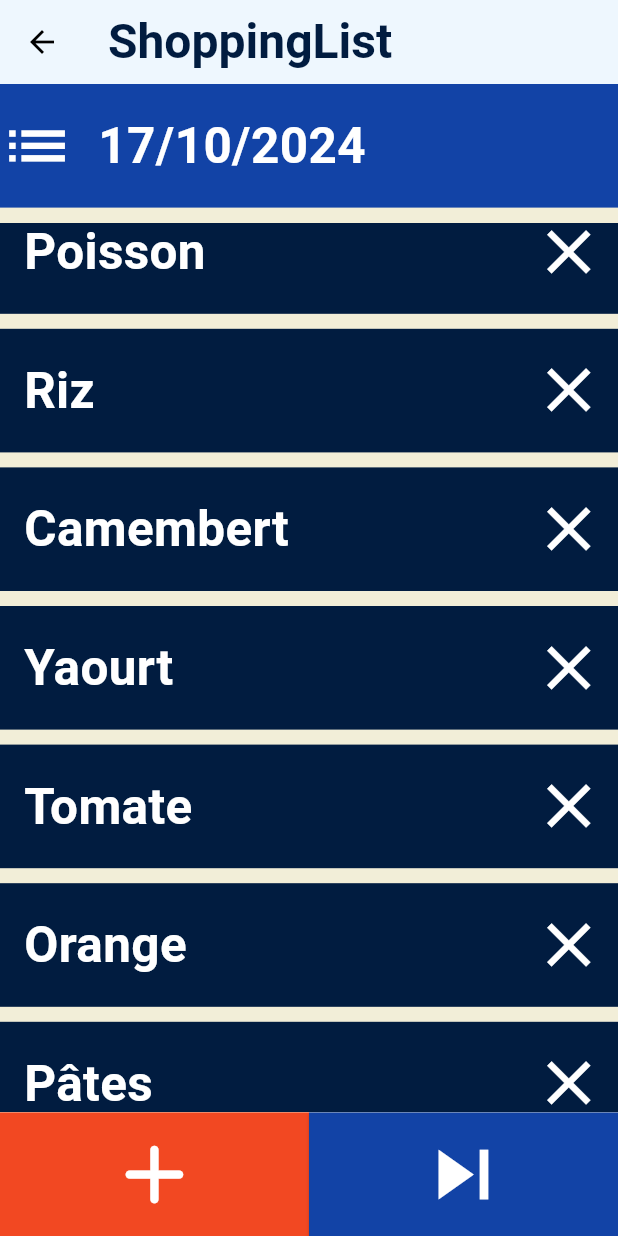
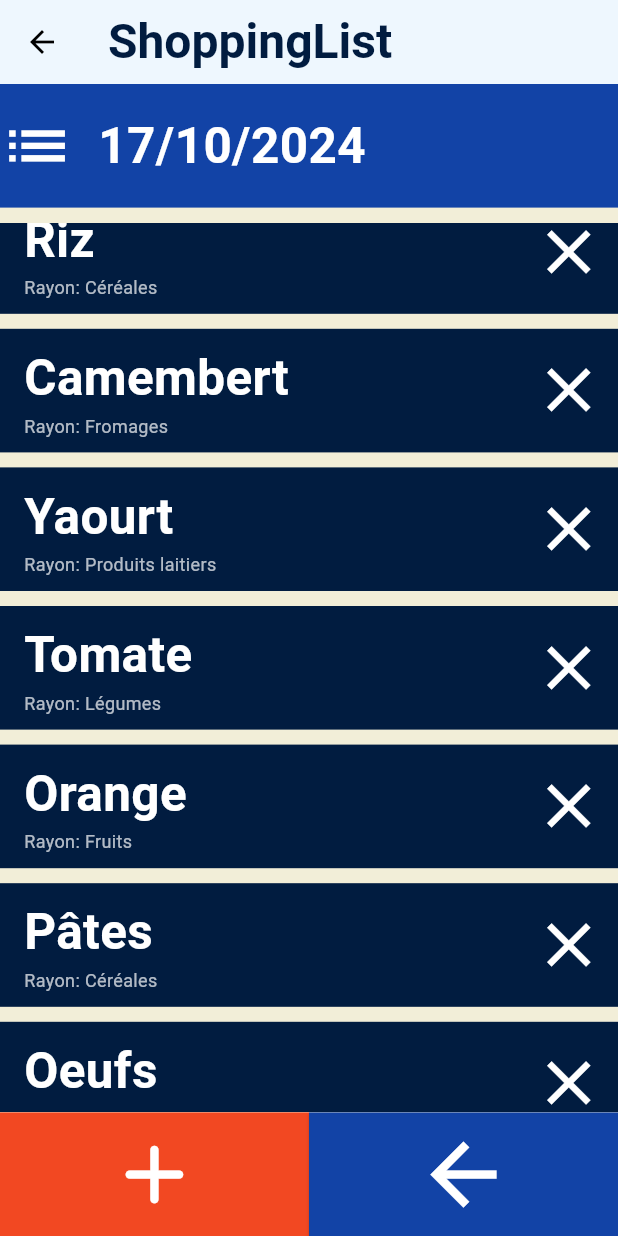
Before and after one commit to MatthieuFranques/ShopForMe, a Flutter app: the ShoppingListPage screen opened directly, scrolled down 576 dp, after a tap on the "close" icon, on a phone screen of 412 x 824 dp. Run offline on Flutter 3.47's test engine with Material 3 defaults, Android fonts, the phone set to English and light mode, and no system bars; our stand-ins replace equatable, flutter_bloc, flutter_tts, hive, hive_flutter; accounts and stored records are empty; network calls fail.

Commit message:
feat(shopping_list): update shopping list structure and validation logic

```diff
--- a/mobile/assets/datas.json
+++ b/mobile/assets/datas.json
@@ -1,6 +1,6 @@
 {
   "id": "1",
-  "name": "Liste de courses",
+  "name": "Carrefour",
   "date": "17/10/2024",
   "products": [
     {
--- a/mobile/lib/blocs/shopping_list_bloc.dart
+++ b/mobile/lib/blocs/shopping_list_bloc.dart
@@ -1,23 +1,13 @@
+// shopping_list_bloc.dart
 import 'dart:convert';
 import 'package:equatable/equatable.dart';
 import 'package:flutter/services.dart';
 import 'package:flutter_bloc/flutter_bloc.dart';
 import 'package:mobile/models/product.dart';
 import 'package:mobile/models/shopping_list.dart';
+import 'package:mobile/models/shop.dart';
 
-Future<ShoppingList> loadShoppingListFromJson() async {
-  try {
-    final jsonString = await rootBundle.loadString('assets/datas.json');
-    final Map<String, dynamic> jsonData = json.decode(jsonString);
-
-    return ShoppingList.fromJson(jsonData);
-  } catch (e) {
-    print('Error loading shopping list: $e');
-    throw Exception('Failed to load shopping list: $e');
-  }
-}
-
-// ShoppingList Event
+// Events
 abstract class ShoppingListEvent extends Equatable {
   @override
   List<Object?> get props => [];
@@ -27,14 +17,23 @@ class LoadShoppingList extends ShoppingListEvent {}
 
 class AddProductToShoppingList extends ShoppingListEvent {
   final Product product;
-
   AddProductToShoppingList(this.product);
 
   @override
   List<Object?> get props => [product];
 }
 
-// ShoppingList State
+class RemoveProductFromList extends ShoppingListEvent {
+  final String productId;
+  RemoveProductFromList(this.productId);
+
+  @override
+  List<Object?> get props => [productId];
+}
+
+class ValidateShoppingList extends ShoppingListEvent {}
+
+// States
 abstract class ShoppingListState extends Equatable {
   @override
   List<Object?> get props => [];
@@ -44,37 +43,109 @@ class ShoppingListLoading extends ShoppingListState {}
 
 class ShoppingListLoaded extends ShoppingListState {
   final ShoppingList shoppingList;
+  final List<String> validationErrors;
+  final List<Product> invalidProducts;
 
-  ShoppingListLoaded(this.shoppingList);
+  ShoppingListLoaded(
+    this.shoppingList, {
+    this.validationErrors = const [],
+    this.invalidProducts = const [],
+  });
 
   @override
-  List<Object?> get props => [shoppingList];
+  List<Object?> get props => [shoppingList, validationErrors, invalidProducts];
 }
 
-class ShoppingListError extends ShoppingListState {}
+class ShoppingListError extends ShoppingListState {
+  final String message;
+  ShoppingListError(this.message);
 
-// ShoppingList BLoC
+  @override
+  List<Object?> get props => [message];
+}
+
+// Bloc
 class ShoppingListBloc extends Bloc<ShoppingListEvent, ShoppingListState> {
-  ShoppingListBloc() : super(ShoppingListLoading()) {
+  final Shop? currentShop;
+
+  ShoppingListBloc({this.currentShop}) : super(ShoppingListLoading()) {
     on<LoadShoppingList>(_onLoadShoppingList);
     on<AddProductToShoppingList>(_onAddProductToShoppingList);
+    on<RemoveProductFromList>(_onRemoveProductFromList);
+    on<ValidateShoppingList>(_onValidateShoppingList);
   }
 
-  void _onLoadShoppingList(LoadShoppingList event, Emitter<ShoppingListState> emit) async {
+  Future<ShoppingList> _loadShoppingListFromAssets() async {
+    try {
+      final jsonString = await rootBundle.loadString('assets/datas.json');
+      final Map<String, dynamic> jsonData = json.decode(jsonString);
+      return ShoppingList.fromJson(jsonData);
+    } catch (e) {
+      print('Error loading shopping list: $e');
+      throw Exception('Failed to load shopping list: $e');
+    }
+  }
+
+  bool _isRayonValid(String rayon) {
+    if (currentShop == null) return true; // Skip validation if no shop
+
+    return currentShop!.layout.any((row) =>
+      row.any((cell) =>
+        cell.type == "RAYON" && cell.name.toLowerCase() == rayon.toLowerCase()
+      )
+    );
+  }
+
+  Future<void> _onLoadShoppingList(
+    LoadShoppingList event,
+    Emitter<ShoppingListState> emit
+  ) async {
     emit(ShoppingListLoading());
 
     try {
-      final shoppingList = await loadShoppingListFromJson();
-      emit(ShoppingListLoaded(shoppingList));
+      final shoppingList = await _loadShoppingListFromAssets();
+      final validationErrors = <String>[];
+      final invalidProducts = <Product>[];
+
+      // Validate each product's rayon if we have a shop
+      if (currentShop != null) {
+        for (final product in shoppingList.products) {
+          if (!_isRayonValid(product.rayon)) {
+            validationErrors.add(
+              'Le rayon "${product.rayon}" pour le produit "${product.name}" n\'existe pas dans ce magasin'
+            );
+            invalidProducts.add(product);
+          }
+        }
+      }
+
+      emit(ShoppingListLoaded(
+        shoppingList,
+        validationErrors: validationErrors,
+        invalidProducts: invalidProducts,
+      ));
     } catch (error) {
-      emit(ShoppingListError());
-      print('Failed to load shopping list: $error');
+      emit(ShoppingListError('Failed to load shopping list: $error'));
     }
   }
 
-  void _onAddProductToShoppingList(AddProductToShoppingList event, Emitter<ShoppingListState> emit) {
+  Future<void> _onAddProductToShoppingList(
+    AddProductToShoppingList event,
+    Emitter<ShoppingListState> emit,
+  ) async {
     if (state is ShoppingListLoaded) {
       final currentState = state as ShoppingListLoaded;
+      final validationErrors = List<String>.from(currentState.validationErrors);
+      final invalidProducts = List<Product>.from(currentState.invalidProducts);
+
+      // Validate the new product's rayon
+      if (currentShop != null && !_isRayonValid(event.product.rayon)) {
+        validationErrors.add(
+          'Le rayon "${event.product.rayon}" pour le produit "${event.product.name}" n\'existe pas dans ce magasin'
+        );
+        invalidProducts.add(event.product);
+      }
+
       final updatedProducts = List<Product>.from(currentState.shoppingList.products)
         ..add(event.product);
 
@@ -85,7 +156,76 @@ class ShoppingListBloc extends Bloc<ShoppingListEvent, ShoppingListState> {
         products: updatedProducts,
       );
 
-      emit(ShoppingListLoaded(updatedShoppingList));
+      emit(ShoppingListLoaded(
+        updatedShoppingList,
+        validationErrors: validationErrors,
+        invalidProducts: invalidProducts,
+      ));
+    }
+  }
+
+  Future<void> _onRemoveProductFromList(
+    RemoveProductFromList event,
+    Emitter<ShoppingListState> emit,
+  ) async {
+    if (state is ShoppingListLoaded) {
+      final currentState = state as ShoppingListLoaded;
+
+      // Remove the product
+      final updatedProducts = currentState.shoppingList.products
+          .where((product) => product.id != event.productId)
+          .toList();
+
+      // Update invalid products list
+      final updatedInvalidProducts = currentState.invalidProducts
+          .where((product) => product.id != event.productId)
+          .toList();
+
+      // Update validation errors
+      final updatedErrors = currentState.validationErrors
+          .where((error) => !error.contains(event.productId))
+          .toList();
+
+      final updatedShoppingList = ShoppingList(
+        id: currentState.shoppingList.id,
+        name: currentState.shoppingList.name,
+        date: currentState.shoppingList.date,
+        products: updatedProducts,
+      );
+
+      emit(ShoppingListLoaded(
+        updatedShoppingList,
+        validationErrors: updatedErrors,
+        invalidProducts: updatedInvalidProducts,
+      ));
+    }
+  }
+
+  Future<void> _onValidateShoppingList(
+    ValidateShoppingList event,
+    Emitter<ShoppingListState> emit,
+  ) async {
+    if (state is ShoppingListLoaded) {
+      final currentState = state as ShoppingListLoaded;
+      final validationErrors = <String>[];
+      final invalidProducts = <Product>[];
+
+      if (currentShop != null) {
+        for (final product in currentState.shoppingList.products) {
+          if (!_isRayonValid(product.rayon)) {
+            validationErrors.add(
+              'Le rayon "${product.rayon}" pour le produit "${product.name}" n\'existe pas dans ce magasin'
+            );
+            invalidProducts.add(product);
+          }
+        }
+      }
+
+      emit(ShoppingListLoaded(
+        currentState.shoppingList,
+        validationErrors: validationErrors,
+        invalidProducts: invalidProducts,
+      ));
     }
   }
 }
--- a/mobile/lib/ui/screens/shopping_list_screen.dart
+++ b/mobile/lib/ui/screens/shopping_list_screen.dart
@@ -1,6 +1,7 @@
 import 'package:flutter/material.dart';
 import 'package:flutter_bloc/flutter_bloc.dart';
 import 'package:mobile/blocs/shopping_list_bloc.dart';
+import 'package:mobile/ui/screens/product_search_screen.dart';
 
 class ShoppingListPage extends StatelessWidget {
   const ShoppingListPage({super.key});
@@ -8,7 +9,6 @@ class ShoppingListPage extends StatelessWidget {
   @override
   Widget build(BuildContext context) {
     context.read<ShoppingListBloc>().add(LoadShoppingList());
-
     final screenHeight = MediaQuery.of(context).size.height;
 
     return Scaffold(
@@ -34,11 +34,15 @@ class ShoppingListPage extends StatelessWidget {
                   child: const Center(child: CircularProgressIndicator()),
                 );
               } else if (state is ShoppingListLoaded) {
+                final invalidCount = state.invalidProducts.length;
                 return Container(
                   height: screenHeight * 0.1,
                   width: double.infinity,
                   color: Theme.of(context).colorScheme.secondary,
                   child: Row(
+                    mainAxisAlignment: MainAxisAlignment.spaceBetween,
+                    children: [
+                      Row(
                         children: [
                           Icon(Icons.list, size: screenHeight * 0.06, color: Colors.white),
                           const SizedBox(width: 16),
@@ -48,6 +52,24 @@ class ShoppingListPage extends StatelessWidget {
                               fontSize: screenHeight * 0.04,
                               color: Colors.white,
                               fontWeight: FontWeight.bold,
+                            ),
+                          ),
+                        ],
+                      ),
+                      if (invalidCount > 0)
+                        Container(
+                          margin: const EdgeInsets.only(right: 16),
+                          padding: const EdgeInsets.symmetric(horizontal: 12, vertical: 6),
+                          decoration: BoxDecoration(
+                            color: Colors.red,
+                            borderRadius: BorderRadius.circular(12),
+                          ),
+                          child: Text(
+                            '$invalidCount',
+                            style: const TextStyle(
+                              color: Colors.white,
+                              fontWeight: FontWeight.bold,
+                            ),
                           ),
                         ),
                     ],
@@ -71,23 +93,38 @@ class ShoppingListPage extends StatelessWidget {
                   return const Center(child: CircularProgressIndicator());
                 } else if (state is ShoppingListLoaded) {
                   final products = state.shoppingList.products;
+                  if (products.isEmpty) {
+                    return const Center(
+                      child: Text(
+                        'Aucun produit dans la liste',
+                        style: TextStyle(fontSize: 18),
+                      ),
+                    );
+                  }
                   return ListView.separated(
                     itemCount: products.length,
                     separatorBuilder: (context, index) => const SizedBox(height: 10),
                     itemBuilder: (context, index) {
                       final product = products[index];
+                      final isInvalid = state.invalidProducts.any((p) => p.id == product.id);
 
                       return Container(
                         height: screenHeight * 0.1,
                         width: double.infinity,
-                        color: Theme.of(context).colorScheme.tertiary,
+                        color: isInvalid
+                            ? Colors.red.shade300
+                            : Theme.of(context).colorScheme.tertiary,
                         child: Row(
                           mainAxisAlignment: MainAxisAlignment.spaceBetween,
                           children: [
                             Expanded(
                               child: Padding(
                                 padding: const EdgeInsets.symmetric(horizontal: 16.0),
-                                child: Text(
+                                child: Column(
+                                  crossAxisAlignment: CrossAxisAlignment.start,
+                                  mainAxisAlignment: MainAxisAlignment.center,
+                                  children: [
+                                    Text(
                                       product.name,
                                       style: TextStyle(
                                         fontSize: screenHeight * 0.04,
@@ -95,12 +132,23 @@ class ShoppingListPage extends StatelessWidget {
                                         fontWeight: FontWeight.bold,
                                       ),
                                     ),
+                                    Text(
+                                      'Rayon: ${product.rayon}',
+                                      style: const TextStyle(
+                                        color: Colors.white70,
+                                        fontSize: 12,
+                                      ),
+                                    ),
+                                  ],
+                                ),
                               ),
                             ),
                             IconButton(
                               icon: Icon(Icons.close, size: screenHeight * 0.06, color: Colors.white),
                               onPressed: () {
-                                // Supprimer produit de la liste
+                                context.read<ShoppingListBloc>().add(
+                                  RemoveProductFromList(product.id),
+                                );
                               },
                             ),
                           ],
@@ -109,23 +157,26 @@ class ShoppingListPage extends StatelessWidget {
                     },
                   );
                 } else if (state is ShoppingListError) {
-                  return const Center(child: Text('Failed to load shopping list.'));
+                  return Center(
+                    child: Text(state.message),
+                  );
                 } else {
                   return const Center(child: Text('Unknown state.'));
                 }
               },
             ),
           ),
-
           Row(
             children: [
               Expanded(
                 child: ElevatedButton(
                   onPressed: () {
-                    // Navigator.push(
-                    //   context,
-                    //   MaterialPageRoute(builder: (context) => ResearchScreen()),
-                    // );
+                    Navigator.push(
+                      context,
+                      MaterialPageRoute(
+                        builder: (context) => const ProductSearchScreen(shopId: 1),
+                      ),
+                    );
                   },
                   style: ElevatedButton.styleFrom(
                     padding: EdgeInsets.zero,
@@ -150,7 +201,7 @@ class ShoppingListPage extends StatelessWidget {
               Expanded(
                 child: ElevatedButton(
                   onPressed: () {
-                    // Action à réaliser lors du clic sur le bouton de skip
+                    Navigator.pop(context);
                   },
                   style: ElevatedButton.styleFrom(
                     padding: EdgeInsets.zero,
@@ -165,7 +216,7 @@ class ShoppingListPage extends StatelessWidget {
                     height: screenHeight * 0.1,
                     alignment: Alignment.center,
                     child: Icon(
-                      Icons.skip_next,
+                      Icons.arrow_back,
                       size: screenHeight * 0.08,
                       color: Colors.white,
                     ),
```
Also changed, not shown: mobile/assets/defaultShoppingList.json (added, +19 -0 lines). Lines whose indentation alone changed are shown as unchanged.
